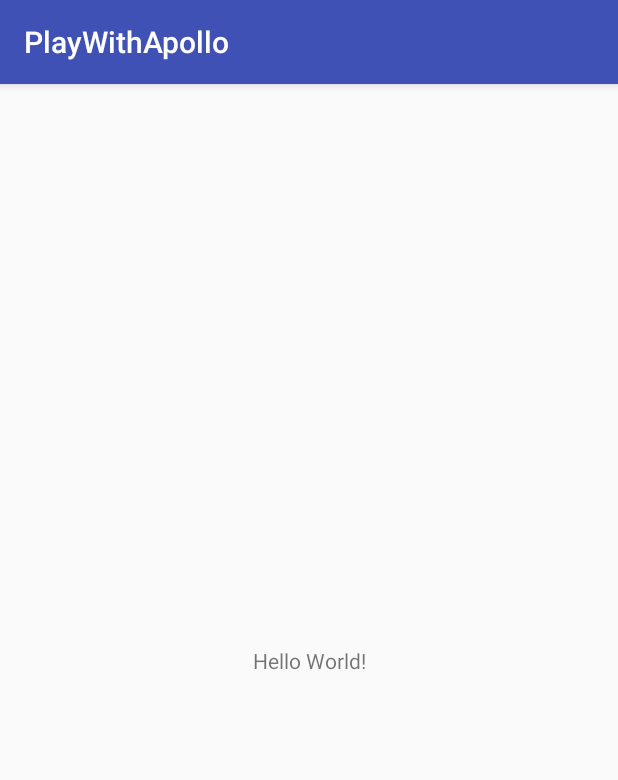
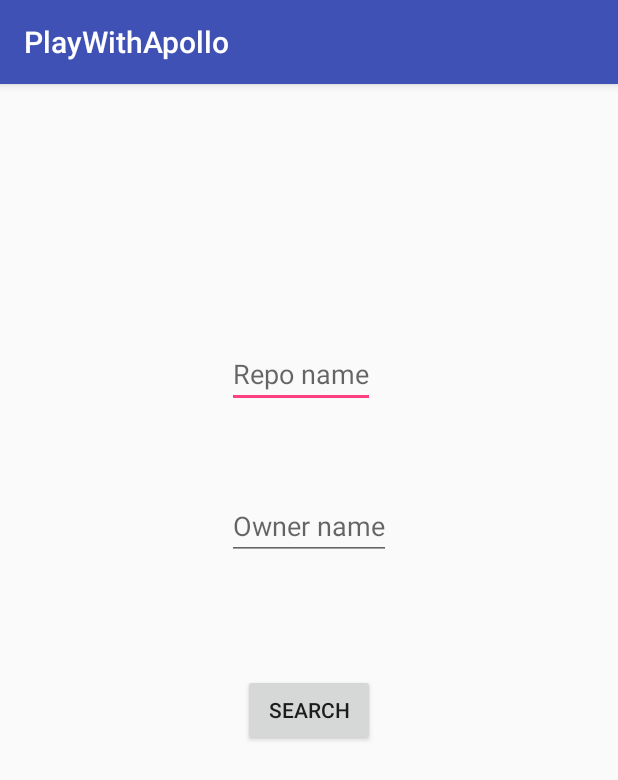
Before and after one commit to wassupnari/PlayWithApollo, an Android app: the screen it shows after launch (MainActivity), on a phone screen of 412 x 824 dp. Shown: the top 780 px of the screen. Run offline under Robolectric (Android 15) with nearby library versions, the phone set to English and light mode, and no system bars; libraries missing offline, so code that uses them is left out: com.apollographql.apollo; 1 statement that could not run was skipped.

```diff
--- a/app/src/main/java/com/apollo/nari/playwithapollo/MainActivity.kt
+++ b/app/src/main/java/com/apollo/nari/playwithapollo/MainActivity.kt
@@ -2,11 +2,72 @@ package com.apollo.nari.playwithapollo
 
 import android.support.v7.app.AppCompatActivity
 import android.os.Bundle
+import android.util.Log
+import com.apollographql.apollo.ApolloCall
+import com.apollographql.apollo.ApolloClient
+import com.apollographql.apollo.api.Response
+import com.apollographql.apollo.exception.ApolloException
+import kotlinx.android.synthetic.main.activity_main.*
+import okhttp3.OkHttpClient
 
 class MainActivity : AppCompatActivity() {
+
+    private val BASE_URL = "https://api.github.com/graphql"
+    private lateinit var client: ApolloClient
 
     override fun onCreate(savedInstanceState: Bundle?) {
         super.onCreate(savedInstanceState)
         setContentView(R.layout.activity_main)
+
+        client = setupApolloClient()
+        find_button.setOnClickListener{v -> findQuery()}
+
+    }
+
+    private fun findQuery() {
+        Log.d("APOLLO", "find query called")
+        client.query(FindQuery    //From the auto generated class
+                .builder()
+                .name("butterknife") //Passing required arguments
+                .owner("jakewharton") //Passing required arguments
+                .build())
+                .enqueue(object : ApolloCall.Callback<FindQuery.Data>() {
+                    override fun onFailure(e: ApolloException) {
+//                        Log.info(e.message.toString())
+                        Log.d("APOLLO", "find query failed")
+                    }
+                    override fun onResponse(response: Response<FindQuery.Data>) {
+//                        Log.info(" " + response.data()?.repository())
+                        runOnUiThread({
+                            Log.d("APOLLO", "find query success")
+                            //                            progress_bar.visibility = View.GONE
+                            contents.text = "Repo : " + response.data()?.repository()?.name()
+//                            description_text_view.text = String.format(getString(R.string.description_text),
+//                                    response.data()?.repository()?.description())
+//                            forks_text_view.text = String.format(getString(R.string.fork_count_text),
+//                                    response.data()?.repository()?.forkCount().toString())
+//                            url_text_view.text = String.format(getString(R.string.url_count_text),
+//                                    response.data()?.repository()?.url().toString())
+                        })
+                    }
+                })
+    }
+
+    private fun setupApolloClient(): ApolloClient {
+        val okHttp = OkHttpClient
+                .Builder()
+                .addInterceptor({ chain ->
+                    val original = chain.request()
+                    val builder = original.newBuilder().method(original.method(),
+                            original.body())
+                    builder.addHeader("Authorization"
+                            , "Bearer " + "token")
+                    chain.proceed(builder.build())
+                })
+                .build()
+        return ApolloClient.builder()
+                .serverUrl(BASE_URL)
+                .okHttpClient(okHttp)
+                .build()
     }
 }
--- /dev/null
+++ b/app/src/main/java/com/apollo/nari/playwithapollo/MainActivityViewModel.kt
@@ -0,0 +1,5 @@
+package com.apollo.nari.playwithapollo
+
+class MainActivityViewModel {
+
+}
--- a/app/src/main/res/layout/activity_main.xml
+++ b/app/src/main/res/layout/activity_main.xml
@@ -6,13 +6,45 @@
     android:layout_height="match_parent"
     tools:context=".MainActivity">
 
-    <TextView
+    <EditText
+        android:id="@+id/repo_name"
         android:layout_width="wrap_content"
         android:layout_height="wrap_content"
-        android:text="Hello World!"
+        android:hint="Repo name"
+        app:layout_constraintBottom_toBottomOf="parent"
+        app:layout_constraintHorizontal_bias="0.482"
+        app:layout_constraintLeft_toLeftOf="parent"
+        app:layout_constraintRight_toRightOf="parent"
+        app:layout_constraintTop_toTopOf="parent"
+        app:layout_constraintVertical_bias="0.236" />
+
+    <EditText
+        android:id="@+id/owner_name"
+        android:layout_width="wrap_content"
+        android:layout_height="wrap_content"
+        android:layout_marginTop="8dp"
+        android:hint="Owner name"
         app:layout_constraintBottom_toBottomOf="parent"
         app:layout_constraintLeft_toLeftOf="parent"
         app:layout_constraintRight_toRightOf="parent"
-        app:layout_constraintTop_toTopOf="parent" />
+        app:layout_constraintTop_toBottomOf="@id/repo_name"
+        app:layout_constraintVertical_bias="0.096" />
+
+    <Button
+        android:id="@+id/find_button"
+        android:layout_width="wrap_content"
+        android:layout_height="wrap_content"
+        android:layout_marginEnd="8dp"
+        android:layout_marginStart="8dp"
+        android:layout_marginTop="76dp"
+        android:text="Search"
+        app:layout_constraintEnd_toEndOf="parent"
+        app:layout_constraintStart_toStartOf="parent"
+        app:layout_constraintTop_toBottomOf="@+id/owner_name" />
+
+    <TextView
+        android:id="@+id/contents"
+        android:layout_width="match_parent"
+        android:layout_height="wrap_content" />
 
 </android.support.constraint.ConstraintLayout>
```
